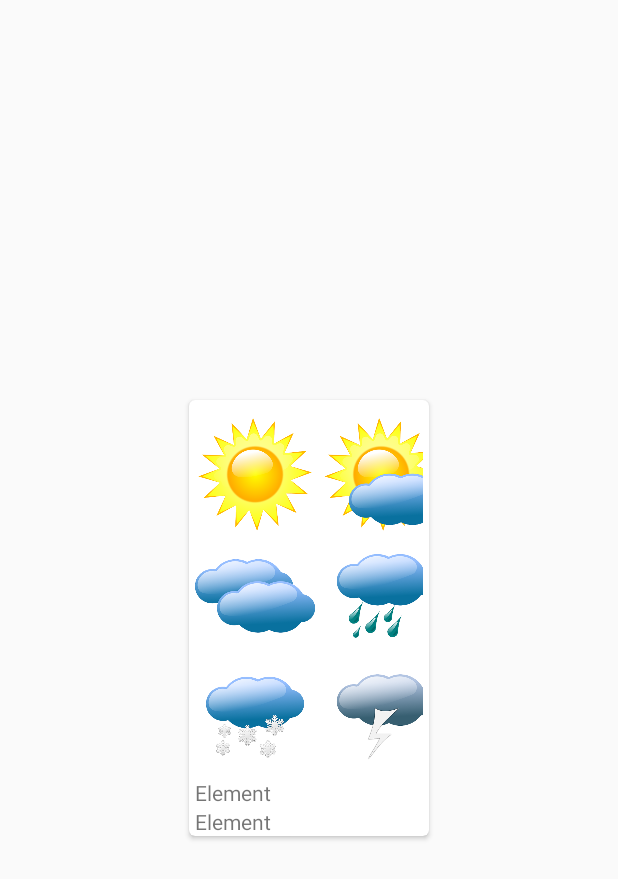
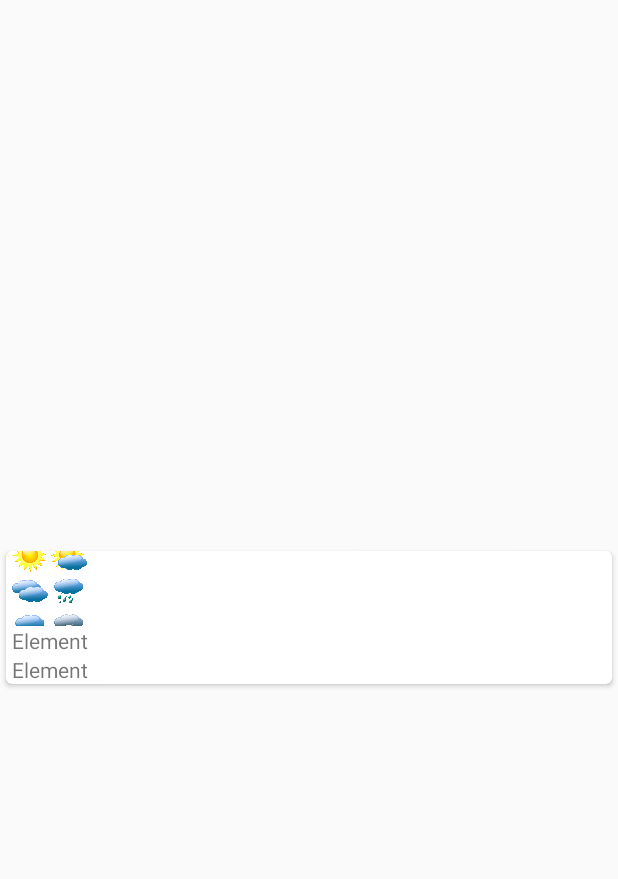
Before and after one commit to rcgonzalezf/weather-app-demo, an Android app: the layout weather_row.xml on its own in the app's theme, with its tools: preview values and no code run, on a phone screen of 412 x 824 dp. Shown: the top 879 px of the screen. Run offline under Robolectric (Android 15) with nearby library versions, the phone set to English and light mode, and no system bars.

Commit message:
Full width card.

```diff
--- a/weather-app/src/main/res/layout/weather_row.xml
+++ b/weather-app/src/main/res/layout/weather_row.xml
@@ -5,7 +5,7 @@
     xmlns:tools="http://schemas.android.com/tools"
     android:id="@+id/card_view"
     android:layout_gravity="center"
-    android:layout_width="160dp"
+    android:layout_width="match_parent"
     android:layout_height="wrap_content"
     card_view:cardCornerRadius="4dp"
     android:layout_margin="@dimen/list_item_vertical_margin"
@@ -13,16 +13,17 @@
 
     <LinearLayout
         android:orientation="vertical"
-        android:layout_width="wrap_content"
+        android:layout_width="match_parent"
         android:layout_height="wrap_content"
         android:paddingLeft="@dimen/list_item_vertical_margin"
         android:paddingRight="@dimen/list_item_vertical_margin"
         >
 
         <ImageView
-            android:layout_width="168dp"
-            android:layout_height="252dp"
+            android:layout_width="50dp"
+            android:layout_height="50dp"
             android:id="@+id/item_image"
+            android:scaleType="centerCrop"
             android:src="@drawable/img_placeholder"
             android:contentDescription="@string/img_item"
             />
```
